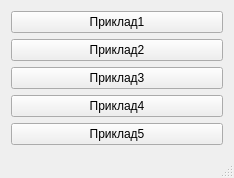
Above: mainwindow.ui from darkfree97/Qt-Trim before the change. Below: the same form after it.
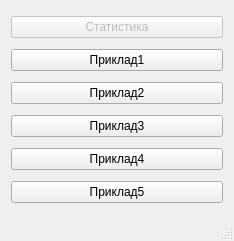
That is the form after the change. Icons and pictures are not drawn.

Patch:
```diff
--- a/mainwindow.ui
+++ b/mainwindow.ui
@@ -7,7 +7,7 @@
     <x>0</x>
     <y>0</y>
     <width>234</width>
-    <height>178</height>
+    <height>241</height>
    </rect>
   </property>
   <property name="windowTitle">
@@ -19,41 +19,51 @@
   </property>
   <widget class="QWidget" name="centralWidget">
    <layout class="QGridLayout" name="gridLayout">
-    <item row="0" column="0">
+    <item row="1" column="0">
      <widget class="QPushButton" name="exempl_1">
       <property name="text">
        <string>Приклад1</string>
       </property>
      </widget>
     </item>
-    <item row="1" column="0">
+    <item row="2" column="0">
      <widget class="QPushButton" name="exempl_2">
       <property name="text">
        <string>Приклад2</string>
       </property>
      </widget>
     </item>
-    <item row="2" column="0">
+    <item row="3" column="0">
      <widget class="QPushButton" name="exempl_3">
       <property name="text">
        <string>Приклад3</string>
       </property>
      </widget>
     </item>
-    <item row="3" column="0">
+    <item row="4" column="0">
      <widget class="QPushButton" name="exempl_4">
       <property name="text">
        <string>Приклад4</string>
       </property>
      </widget>
     </item>
-    <item row="4" column="0">
+    <item row="5" column="0">
      <widget class="QPushButton" name="exempl_5">
       <property name="text">
        <string>Приклад5</string>
       </property>
      </widget>
     </item>
+    <item row="0" column="0">
+     <widget class="QPushButton" name="st_but">
+      <property name="enabled">
+       <bool>false</bool>
+      </property>
+      <property name="text">
+       <string>Статистика</string>
+      </property>
+     </widget>
+    </item>
    </layout>
   </widget>
   <widget class="QStatusBar" name="statusBar"/>
```
